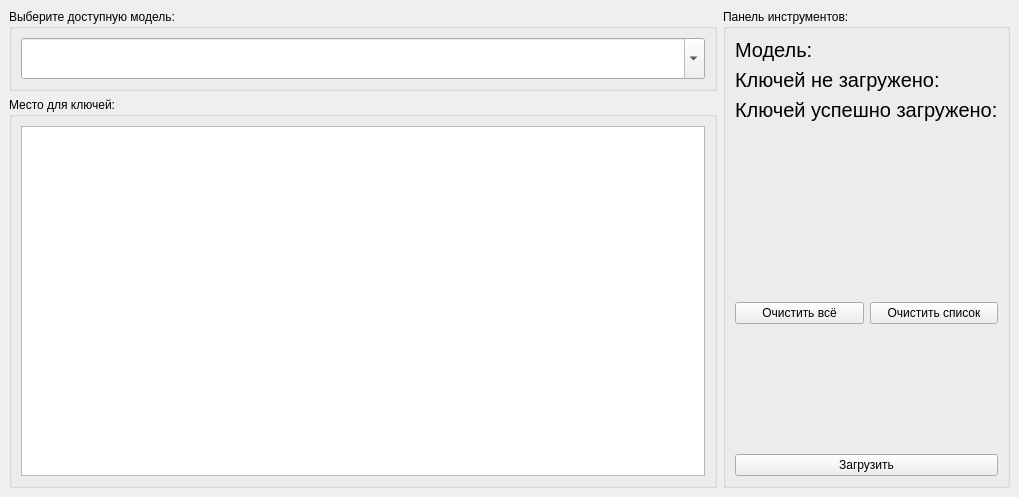
Old version of the form ui/untitled.ui in the repository Mex93/TricolorKeysLoader.
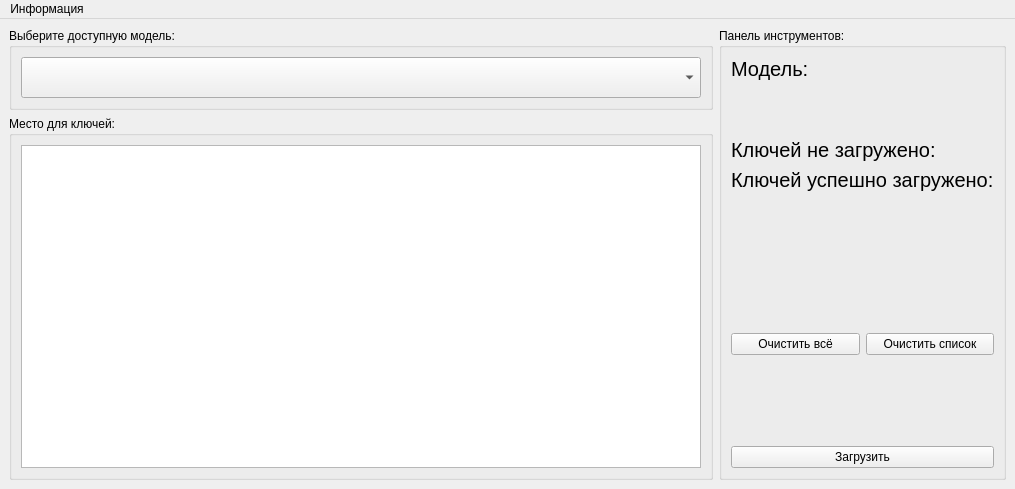
New version of the form. Icons and pictures are not drawn.

Patch:
```diff
--- a/ui/untitled.ui
+++ b/ui/untitled.ui
@@ -6,8 +6,8 @@
    <rect>
     <x>0</x>
     <y>0</y>
-    <width>1019</width>
-    <height>497</height>
+    <width>1015</width>
+    <height>489</height>
    </rect>
   </property>
   <property name="minimumSize">
@@ -61,8 +61,13 @@
                <height>41</height>
               </size>
              </property>
+             <property name="font">
+              <font>
+               <pointsize>14</pointsize>
+              </font>
+             </property>
              <property name="editable">
-              <bool>true</bool>
+              <bool>false</bool>
              </property>
              <property name="currentText">
               <string/>
@@ -114,6 +119,19 @@
                </property>
               </widget>
              </item>
+             <item>
+              <spacer name="verticalSpacer_3">
+               <property name="orientation">
+                <enum>Qt::Orientation::Vertical</enum>
+               </property>
+               <property name="sizeHint" stdset="0">
+                <size>
+                 <width>20</width>
+                 <height>40</height>
+                </size>
+               </property>
+              </spacer>
+             </item>
              <item>
               <widget class="QLabel" name="label_key_no_loaded">
                <property name="font">
@@ -234,6 +252,23 @@
     </item>
    </layout>
   </widget>
+  <widget class="QMenuBar" name="menuBar">
+   <property name="geometry">
+    <rect>
+     <x>0</x>
+     <y>0</y>
+     <width>1015</width>
+     <height>22</height>
+    </rect>
+   </property>
+   <widget class="QMenu" name="menu">
+    <property name="title">
+     <string>Информация</string>
+    </property>
+    <addaction name="action_about"/>
+   </widget>
+   <addaction name="menu"/>
+  </widget>
   <action name="action_info">
    <property name="text">
     <string>О программе</string>
```
Left out of the diff: 5 changed lines with no effect on the pictures.
